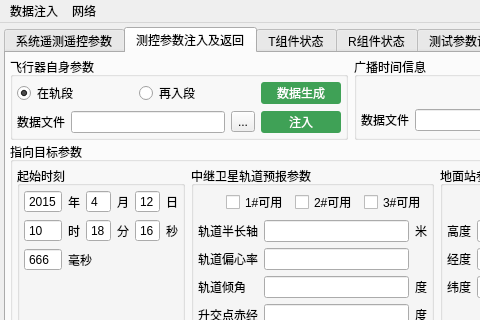
This is InterfaceClient/interfaceclient.ui in juniperdiego/ClientOfNavigationForRXF as Qt 5 draws it before an edit; both pictures show x 0 to 480 and y 0 to 320 of the 702 by 712 pixel window. The edited form follows.
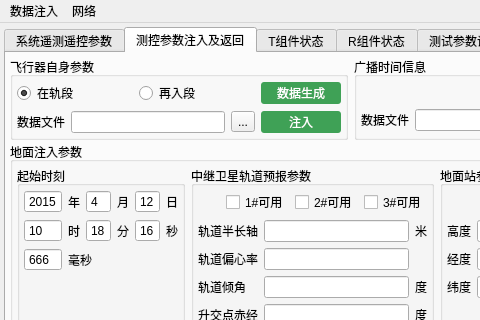
This is the edited form. The open tabs and pages were chosen to show the change. Icons and pictures are not drawn.

```diff
--- a/InterfaceClient/interfaceclient.ui
+++ b/InterfaceClient/interfaceclient.ui
@@ -983,7 +983,7 @@
          <item row="1" column="0" colspan="2">
           <widget class="QGroupBox" name="groupBox_10">
            <property name="title">
-            <string>指向目标参数</string>
+            <string>地面注入参数</string>
            </property>
            <layout class="QGridLayout" name="gridLayout_14">
             <property name="leftMargin">
```
Left out of the diff: 21 changed lines with no effect on the pictures.
